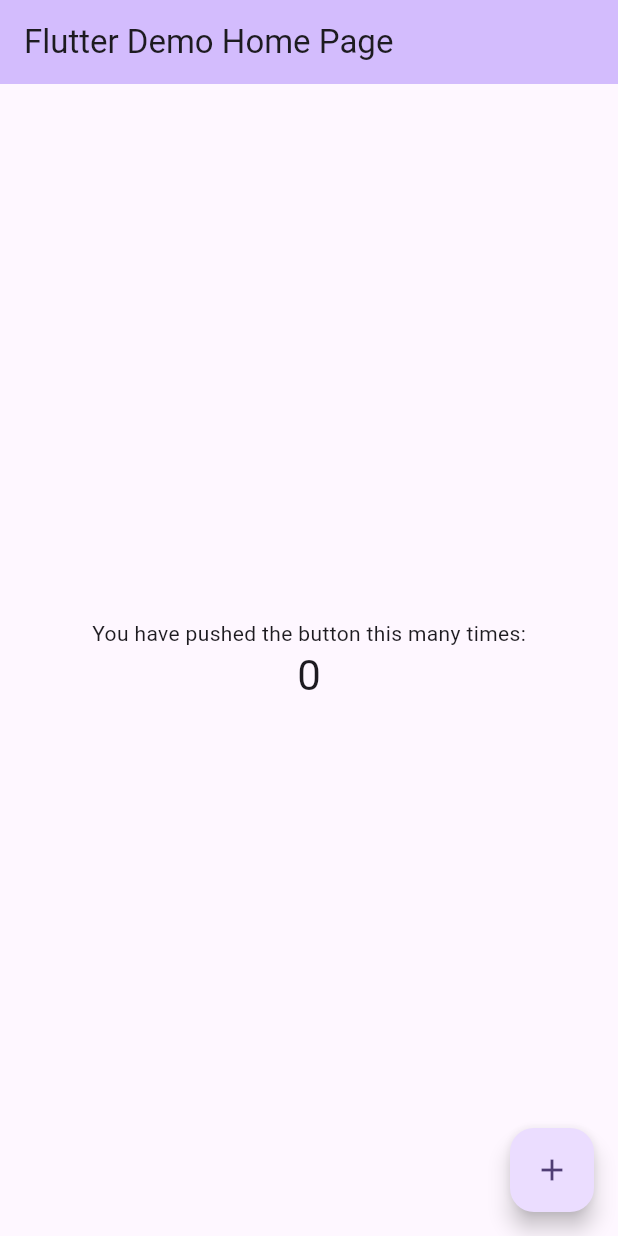
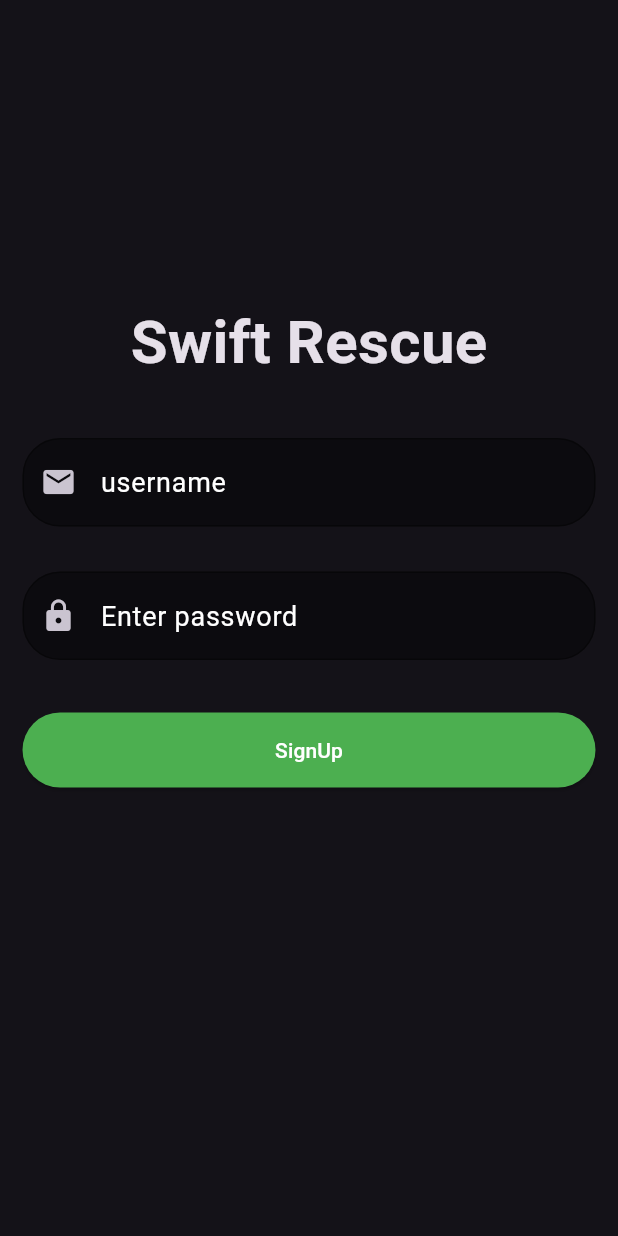
Before and after one commit to anoop5115/swift_recue, a Flutter app: the screen it shows after launch, on a phone screen of 412 x 824 dp. Run offline on Flutter 3.47's test engine with Material 3 defaults, Android fonts, the phone set to English and light mode, and no system bars; our stand-ins replace get; Roboto replaces fonts that are missing (countryName).

Commit message:
login in page created

```diff
--- a/lib/main.dart
+++ b/lib/main.dart
@@ -1,6 +1,8 @@
 //renjith jayadev anoop hamid
 //anoop branch
 import 'package:flutter/material.dart';
+import 'package:get/get.dart';
+import 'package:swift_recue/signin/views/signinpage.dart';
 
 void main() {
   runApp(const MyApp());
@@ -12,116 +14,11 @@
   // This widget is the root of your application.
   @override
   Widget build(BuildContext context) {
-    return MaterialApp(
-      title: 'Flutter Demo',
-      theme: ThemeData(
-        // This is the theme of your application.
-        //
-        // TRY THIS: Try running your application with "flutter run". You'll see
-        // the application has a purple toolbar. Then, without quitting the app,
-        // try changing the seedColor in the colorScheme below to Colors.green
-        // and then invoke "hot reload" (save your changes or press the "hot
-        // reload" button in a Flutter-supported IDE, or press "r" if you used
-        // the command line to start the app).
-        //
-        // Notice that the counter didn't reset back to zero; the application
-        // state is not lost during the reload. To reset the state, use hot
-        // restart instead.
-        //
-        // This works for code too, not just values: Most code changes can be
-        // tested with just a hot reload.
-        colorScheme: ColorScheme.fromSeed(seedColor: Colors.deepPurple),
-        useMaterial3: true,
-      ),
-      home: const MyHomePage(title: 'Flutter Demo Home Page'),
+    return GetMaterialApp(
+      debugShowCheckedModeBanner: false,
+      theme: ThemeData.dark(),
+      initialRoute: '/signin',
+      getPages: [GetPage(name: '/signin', page: () => SignInPage())],
     );
   }
 }
-
-class MyHomePage extends StatefulWidget {
-  const MyHomePage({super.key, required this.title});
-
-  // This widget is the home page of your application. It is stateful, meaning
-  // that it has a State object (defined below) that contains fields that affect
-  // how it looks.
-
-  // This class is the configuration for the state. It holds the values (in this
-  // case the title) provided by the parent (in this case the App widget) and
-  // used by the build method of the State. Fields in a Widget subclass are
-  // always marked "final".
-
-  final String title;
-
-  @override
-  State<MyHomePage> createState() => _MyHomePageState();
-}
-
-class _MyHomePageState extends State<MyHomePage> {
-  int _counter = 0;
-
-  void _incrementCounter() {
-    setState(() {
-      // This call to setState tells the Flutter framework that something has
-      // changed in this State, which causes it to rerun the build method below
-      // so that the display can reflect the updated values. If we changed
-      // _counter without calling setState(), then the build method would not be
-      // called again, and so nothing would appear to happen.
-      _counter++;
-    });
-  }
-
-  @override
-  Widget build(BuildContext context) {
-    // This method is rerun every time setState is called, for instance as done
-    // by the _incrementCounter method above.
-    //
-    // The Flutter framework has been optimized to make rerunning build methods
-    // fast, so that you can just rebuild anything that needs updating rather
-    // than having to individually change instances of widgets.
-    return Scaffold(
-      appBar: AppBar(
-        // TRY THIS: Try changing the color here to a specific color (to
-        // Colors.amber, perhaps?) and trigger a hot reload to see the AppBar
-        // change color while the other colors stay the same.
-        backgroundColor: Theme.of(context).colorScheme.inversePrimary,
-        // Here we take the value from the MyHomePage object that was created by
-        // the App.build method, and use it to set our appbar title.
-        title: Text(widget.title),
-      ),
-      body: Center(
-        // Center is a layout widget. It takes a single child and positions it
-        // in the middle of the parent.
-        child: Column(
-          // Column is also a layout widget. It takes a list of children and
-          // arranges them vertically. By default, it sizes itself to fit its
-          // children horizontally, and tries to be as tall as its parent.
-          //
-          // Column has various properties to control how it sizes itself and
-          // how it positions its children. Here we use mainAxisAlignment to
-          // center the children vertically; the main axis here is the vertical
-          // axis because Columns are vertical (the cross axis would be
-          // horizontal).
-          //
-          // TRY THIS: Invoke "debug painting" (choose the "Toggle Debug Paint"
-          // action in the IDE, or press "p" in the console), to see the
-          // wireframe for each widget.
-          mainAxisAlignment: MainAxisAlignment.center,
-          children: <Widget>[
-            const Text(
-              'You have pushed the button this many times:',
-            ),
-            Text(
-              '$_counter',
-              style: Theme.of(context).textTheme.headlineMedium,
-            ),
-          ],
-        ),
-      ),
-      floatingActionButton: FloatingActionButton(
-        onPressed: _incrementCounter,
-        tooltip: 'Increment',
-        child: const Icon(Icons.add),
-      ), // This trailing comma makes auto-formatting nicer for build methods.
-    );
-  }
-}
--- /dev/null
+++ b/lib/signin/models/components/textfield.dart
@@ -0,0 +1,24 @@
+import 'package:flutter/material.dart';
+
+TextField textField(String Text, IconData icon, bool isPasswordType,
+    TextEditingController controller) {
+  return TextField(
+    controller: controller,
+    obscureText: isPasswordType,
+    enableSuggestions: !isPasswordType,
+    autocorrect: !isPasswordType,
+    decoration: InputDecoration(
+      prefixIcon: Icon(icon),
+      hintStyle: const TextStyle(color: Colors.white, fontSize: 18),
+      fillColor: Colors.black38,
+      filled: true,
+      hintText: "${Text}",
+      focusedBorder: OutlineInputBorder(
+          borderSide: const BorderSide(color: Colors.black38),
+          borderRadius: BorderRadius.circular(25)),
+      enabledBorder: OutlineInputBorder(
+          borderSide: BorderSide(color: Colors.black38),
+          borderRadius: BorderRadius.circular(25)),
+    ),
+  );
+}
--- /dev/null
+++ b/lib/signin/views/signinpage.dart
@@ -0,0 +1,74 @@
+// ignore_for_file: prefer_const_literals_to_create_immutables
+
+import 'package:flutter/cupertino.dart';
+import 'package:flutter/material.dart';
+import 'package:flutter/rendering.dart';
+import 'package:flutter/widgets.dart';
+import 'package:get/get.dart';
+import 'package:swift_recue/signin/models/components/textfield.dart';
+
+class SignInPage extends StatelessWidget {
+  SignInPage({super.key});
+
+  @override
+  Widget build(BuildContext context) {
+    TextEditingController email = TextEditingController();
+    return Scaffold(
+      body: SafeArea(
+        child: SingleChildScrollView(
+          child: Column(
+            children: [
+              const SizedBox(height: 200),
+              const Text(
+                "Swift Rescue",
+                style: TextStyle(
+                    fontFamily: AutofillHints.countryName,
+                    fontWeight: FontWeight.bold,
+                    fontSize: 40),
+              ),
+              SizedBox(
+                height: 20,
+              ),
+              Padding(
+                  padding: const EdgeInsets.all(15.0),
+                  child: textField("username", Icons.email, false, email)),
+              Padding(
+                padding: const EdgeInsets.all(15.0),
+                child: TextField(
+                  obscureText: true,
+                  decoration: InputDecoration(
+                    prefixIcon: Icon(Icons.lock),
+                    hintStyle:
+                        const TextStyle(color: Colors.white, fontSize: 18),
+                    fillColor: Colors.black38,
+                    filled: true,
+                    hintText: "Enter password",
+                    focusedBorder: OutlineInputBorder(
+                        borderSide: const BorderSide(color: Colors.black38),
+                        borderRadius: BorderRadius.circular(25)),
+                    enabledBorder: OutlineInputBorder(
+                        borderSide: BorderSide(color: Colors.black38),
+                        borderRadius: BorderRadius.circular(25)),
+                  ),
+                ),
+              ),
+              const SizedBox(
+                height: 20,
+              ),
+              Padding(
+                  padding:
+                      const EdgeInsetsDirectional.symmetric(horizontal: 15),
+                  child: ElevatedButton(
+                      style: TextButton.styleFrom(
+                          backgroundColor: Colors.green,
+                          foregroundColor: Colors.white,
+                          minimumSize: const Size(double.infinity, 50)),
+                      onPressed: () {},
+                      child: const Text("SignUp")))
+            ],
+          ),
+        ),
+      ),
+    );
+  }
+}
--- /dev/null
+++ b/lib/signin/views/signuppage.dart
@@ -0,0 +1,10 @@
+import 'package:flutter/material.dart';
+
+class SignUpPage extends StatelessWidget {
+  const SignUpPage({super.key});
+
+  @override
+  Widget build(BuildContext context) {
+    return Scaffold();
+  }
+}
--- a/pubspec.yaml
+++ b/pubspec.yaml
@@ -35,6 +35,7 @@
   # The following adds the Cupertino Icons font to your application.
   # Use with the CupertinoIcons class for iOS style icons.
   cupertino_icons: ^1.0.6
+  get: ^4.6.6
 
 dev_dependencies:
   flutter_test:
```
Also changed, not shown: pubspec.lock.
